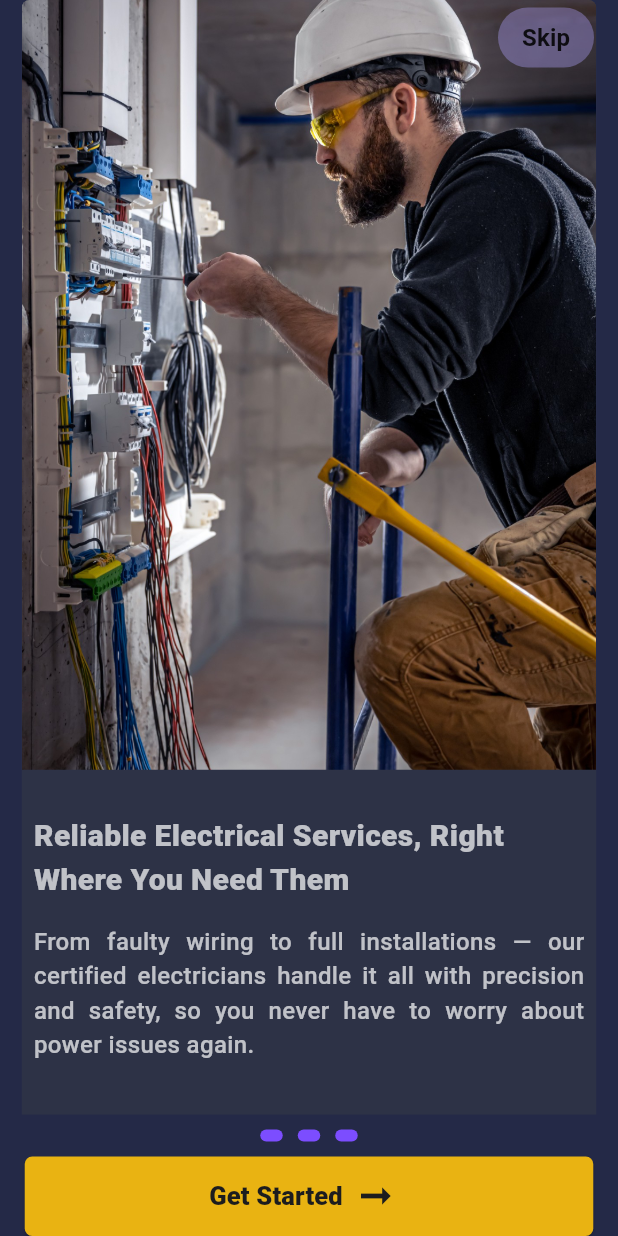
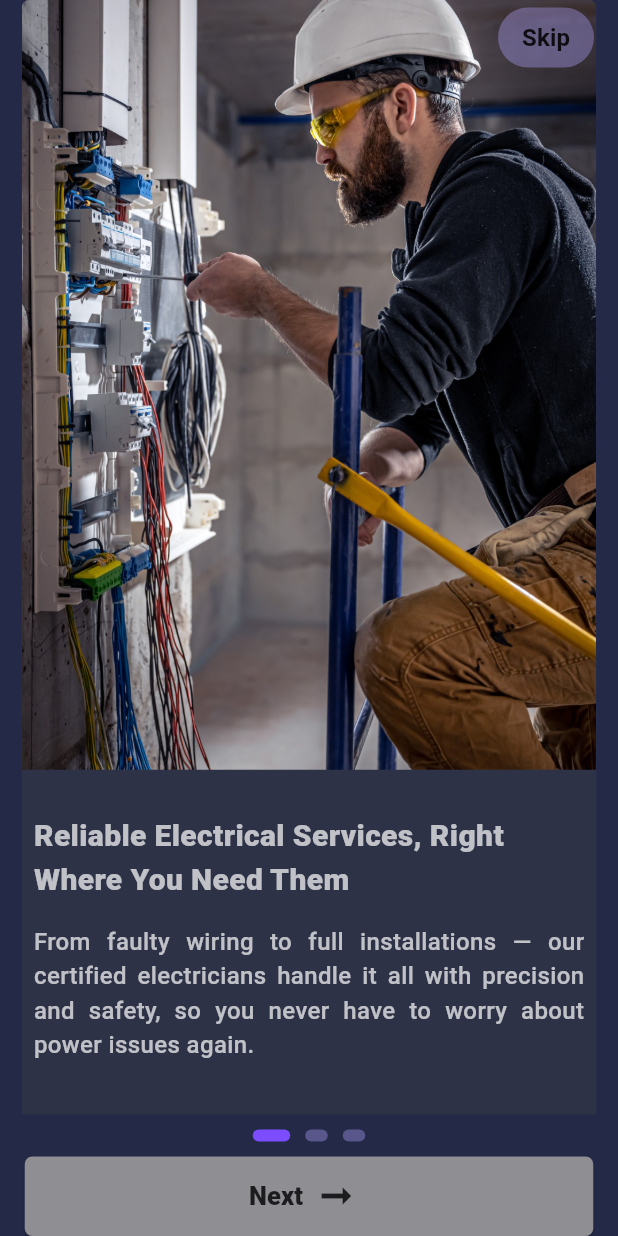
Before and after one commit to mofakkharul-29/Fixly, a Flutter app: the screen it shows after launch, on a phone screen of 412 x 824 dp. Run offline on Flutter 3.47's test engine with Material 3 defaults, Android fonts, the phone set to English and light mode, and no system bars; our stand-ins replace firebase_core, flutter_riverpod, shared_preferences; accounts and stored records are empty.

Commit message:
added everything about onboarding page except the getStarted

```diff
--- a/lib/features/onboarding/presentation/onboarding_screen.dart
+++ b/lib/features/onboarding/presentation/onboarding_screen.dart
@@ -2,22 +2,24 @@ import 'package:fixly/core/theme/app_color.dart';
 import 'package:fixly/core/utils/custom_elevated_button.dart';
 import 'package:fixly/core/utils/onboarding_page.dart';
 import 'package:fixly/features/onboarding/data/onboarding_data.dart';
+import 'package:fixly/features/onboarding/model/onboarding_pages.dart';
 import 'package:fixly/features/onboarding/widget/page_indicator.dart';
 import 'package:fixly/features/onboarding/widget/skip_button.dart';
+import 'package:fixly/features/provider/page_repo_provider.dart';
 import 'package:flutter/material.dart';
+import 'package:flutter_riverpod/flutter_riverpod.dart';
 
-class OnboardingScreen extends StatefulWidget {
+class OnboardingScreen extends ConsumerStatefulWidget {
   const OnboardingScreen({super.key});
 
   @override
-  State<OnboardingScreen> createState() =>
+  ConsumerState<OnboardingScreen> createState() =>
       _OnboardingScreenState();
 }
 
 class _OnboardingScreenState
-    extends State<OnboardingScreen> {
+    extends ConsumerState<OnboardingScreen> {
   final PageController _controller = PageController();
-
   @override
   void dispose() {
     _controller.dispose();
@@ -26,7 +28,8 @@ class _OnboardingScreenState
 
   @override
   Widget build(BuildContext context) {
-    final pages = onboardingPages;
+    final List<OnboardingPages> pages = onboardingPages;
+    final currentPage = ref.watch(pageRepoNotifierProvider);
 
     return Scaffold(
       backgroundColor: AppColor.kAppBarBackground,
@@ -45,43 +48,71 @@ class _OnboardingScreenState
                       );
                     },
                     onPageChanged: (value) {
-                      _controller.animateToPage(
-                        value,
-                        duration: const Duration(
-                          milliseconds: 300,
-                        ),
-                        curve: Curves.ease,
-                      );
+                      ref
+                          .read(
+                            pageRepoNotifierProvider
+                                .notifier,
+                          )
+                          .onPageChange(value);
                     },
                   ),
                 ),
                 const SizedBox(height: 10),
-                const PageIndicator(),
+                PageIndicator(
+                  currentPage: currentPage,
+                ),
                 const SizedBox(height: 10),
                 CustomElevatedButton(
-                  onPressed: () {},
-                  text: 'Get Started',
+                  onPressed: currentPage < pages.length - 1
+                      ? () {
+                          customAnimateTo(
+                            page: currentPage + 1,
+                          );
+                        }
+                      : () {},
+                  text: currentPage < pages.length - 1
+                      ? 'Next'
+                      : 'Get Started',
                   icon: Icons.arrow_right_alt,
                   foregroundColor: AppColor.kTextPrimary,
                   backgroundColor:
-                      AppColor.kElevatedButtonBgColor,
+                      currentPage < pages.length - 1
+                      ? AppColor.kTextSecondary
+                      : AppColor.kElevatedButtonBgColor,
                   width:
                       MediaQuery.of(context).size.width *
                       0.92,
                 ),
               ],
             ),
-            Positioned(
-              top: 1.0,
-              right: 16.0,
-              child: SkipButton(
-                text: 'Skip',
-                onPressed: () {},
-              ),
-            ),
+            currentPage < pages.length - 1
+                ? Positioned(
+                    top: 1.0,
+                    right: 16.0,
+                    child: SkipButton(
+                      text: 'Skip',
+                      onPressed: () {
+                        final lastPage = pages.length - 1;
+                        customAnimateTo(page: lastPage);
+                      },
+                    ),
+                  )
+                : SizedBox.shrink(),
           ],
         ),
       ),
     );
   }
+
+  void customAnimateTo({
+    required int page,
+    int time = 300,
+    Curve curve = Curves.easeIn,
+  }) {
+    _controller.animateToPage(
+      page,
+      duration: Duration(milliseconds: time),
+      curve: curve,
+    );
+  }
 }
--- a/lib/features/onboarding/widget/page_indicator.dart
+++ b/lib/features/onboarding/widget/page_indicator.dart
@@ -2,7 +2,11 @@ import 'package:fixly/features/onboarding/data/onboarding_data.dart';
 import 'package:flutter/material.dart';
 
 class PageIndicator extends StatelessWidget {
-  const PageIndicator({super.key});
+  final int currentPage;
+  const PageIndicator({
+    super.key,
+    required this.currentPage,
+  });
 
   @override
   Widget build(BuildContext context) {
@@ -11,14 +15,15 @@ class PageIndicator extends StatelessWidget {
       children: List.generate(onboardingPages.length, (
         index,
       ) {
-        return Container(
+        return AnimatedContainer(
+          duration: const Duration(milliseconds: 300),
           margin: const EdgeInsets.symmetric(horizontal: 5),
           height: 8,
-          width: 15,
+          width: index == currentPage ? 25 : 15,
           decoration: BoxDecoration(
-            // when use logic then also use this color
-            //const Color(0x63AB9EF5),
-            color: Colors.deepPurpleAccent,
+            color: index == currentPage
+                ? Colors.deepPurpleAccent
+                : const Color(0x63AB9EF5),
             borderRadius: BorderRadius.circular(5),
           ),
         );
--- /dev/null
+++ b/lib/features/provider/page_repo_provider.dart
@@ -0,0 +1,5 @@
+import 'package:fixly/features/onboarding/data/repository/page_repo.dart';
+import 'package:flutter_riverpod/flutter_riverpod.dart';
+
+final pageRepoNotifierProvider =
+    NotifierProvider<PageRepo, int>(PageRepo.new);
```
Also changed, not shown: lib/core/services/local_storage_services.dart (+19 -1 lines), lib/features/onboarding/data/repository/onboarding_notifier.dart (added, +14 -0 lines), lib/features/onboarding/data/repository/page_repo.dart (added, +14 -0 lines), lib/features/provider/onboarding_notifier_provider.dart (added, +7 -0 lines).
